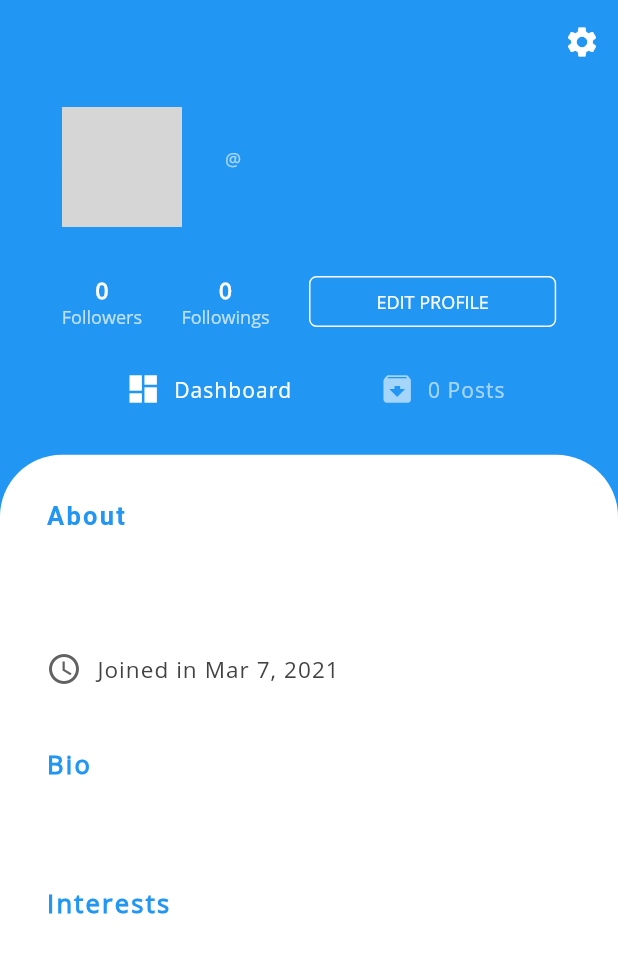
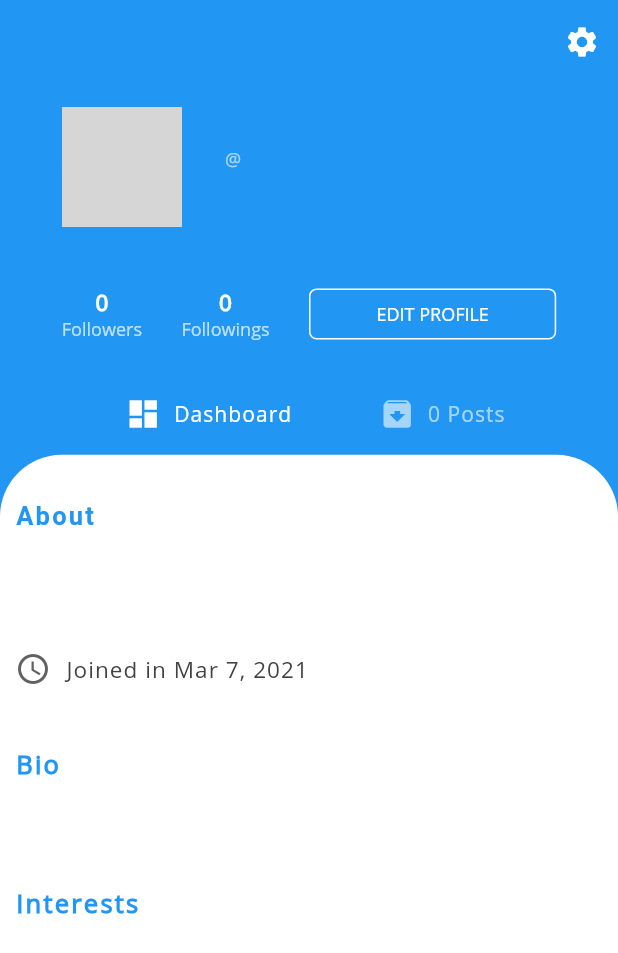
Before and after one commit to hdpolover/ybb, a Flutter app: the Profile screen opened directly with empty values, on a phone screen of 412 x 824 dp. Shown: the top 953 px of the screen. Run offline on Flutter 3.47's test engine with Material 2 defaults, Android fonts, the light colour scheme and no system bars; drawn by our look-alikes of liquid_pull_to_refresh; our stand-ins replace bloc, cached_network_image, cloud_firestore, curved_navigation_bar, dropdown_formfield, equatable and 17 more; missing offline and left inert: connectivity_wrapper, flutter_email_sender, launch_review; accounts and stored records are empty; network calls fail; grey boxes are pictures that could not be loaded.

Commit message:
updated fix before release

```diff
--- a/lib/pages/profile.dart
+++ b/lib/pages/profile.dart
@@ -789,7 +789,7 @@ class _ProfileState extends State<Profile>
             : buiildOtherProfileNoPost();
       } else {
         return Padding(
-          padding: const EdgeInsets.all(10.0),
+          padding: const EdgeInsets.all(15.0),
           child: Column(
             children: posts,
           ),
@@ -963,7 +963,7 @@ class _ProfileState extends State<Profile>
                       children: <Widget>[
                         buildProfileHeader(),
                         SizedBox(
-                          height: MediaQuery.of(context).size.height * 0.03,
+                          height: MediaQuery.of(context).size.height * 0.04,
                         ),
                         Row(
                           mainAxisAlignment: MainAxisAlignment.spaceBetween,
@@ -998,7 +998,7 @@ class _ProfileState extends State<Profile>
                           ],
                         ),
                         SizedBox(
-                          height: MediaQuery.of(context).size.height * 0.02,
+                          height: MediaQuery.of(context).size.height * 0.03,
                         ),
                         buildProfileMenu(),
                       ],
@@ -1023,7 +1023,6 @@ class _ProfileState extends State<Profile>
                         children: <Widget>[
                           Padding(
                             padding: EdgeInsets.only(
-                                left: MediaQuery.of(context).size.width * 0.05,
                                 top: MediaQuery.of(context).size.width * 0.05),
                             child: buildProfilePosts(),
                           ),
```
